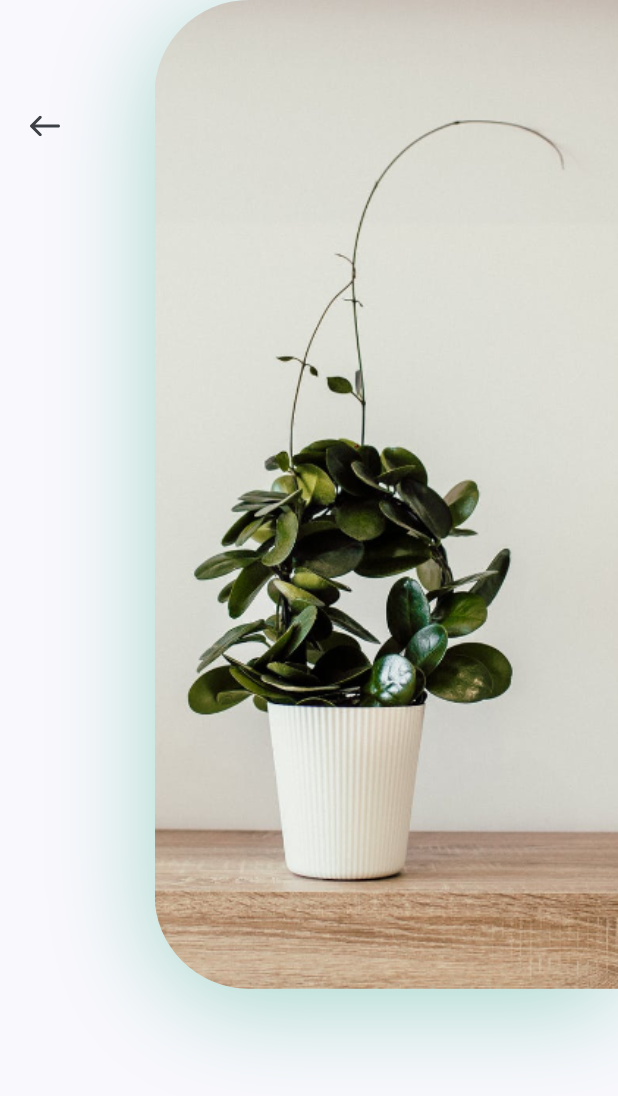
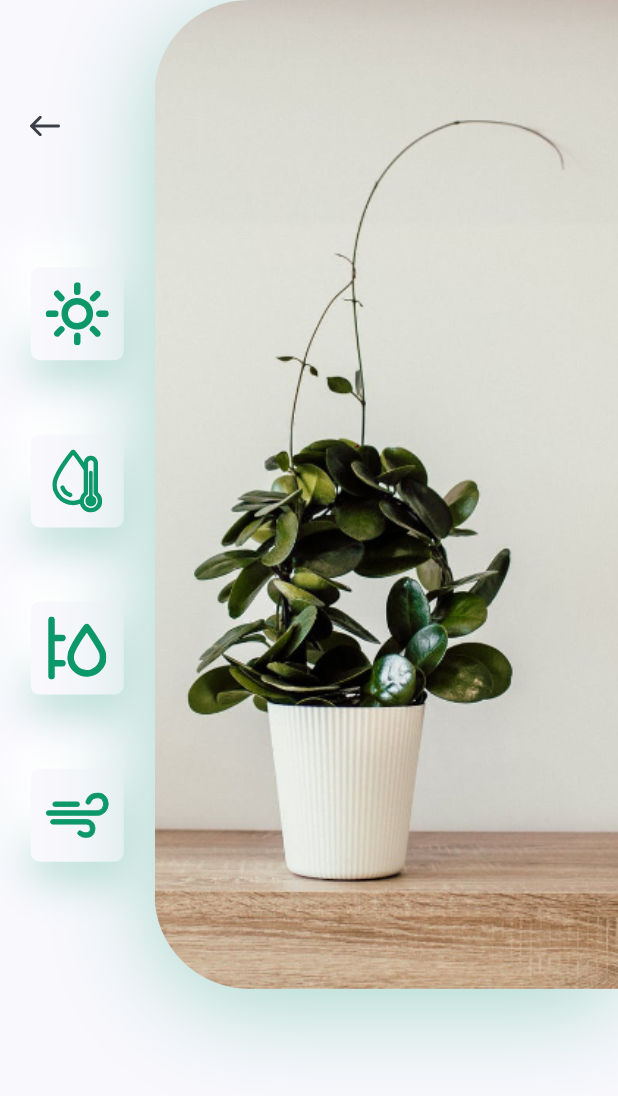
Before and after one commit to Defarrel/PlantApp, a Flutter app: the DetailScreen screen opened directly, on a phone screen of 412 x 824 dp. Shown: the top 1096 px of the screen. Run offline on Flutter 3.47's test engine with Material 3 defaults, Android fonts, the phone set to English and light mode, and no system bars; our stand-ins replace flutter_svg.

Commit message:
Menambahkan icon di samping gambar detail

```diff
--- a/lib/screens/details/components/body.dart
+++ b/lib/screens/details/components/body.dart
@@ -34,6 +34,10 @@ class Body extends StatelessWidget {
                         ),
                       ),
                       Spacer(),
+                      IconCard(icon: "assets/icons/sun.svg"),
+                      IconCard(icon: "assets/icons/icon_2.svg"),
+                      IconCard(icon: "assets/icons/icon_3.svg"),
+                      IconCard(icon: "assets/icons/icon_4.svg"),
                     ],
                   ),
                 ),
@@ -67,3 +71,37 @@ class Body extends StatelessWidget {
     );
   }
 }
+
+class IconCard extends StatelessWidget {
+  const IconCard({super.key, required this.icon});
+
+  final String icon;
+
+  @override
+  Widget build(BuildContext context) {
+    Size size = MediaQuery.of(context).size;
+    return Container(
+      margin: EdgeInsets.symmetric(vertical: size.height * 0.03),
+      padding: EdgeInsets.all(kDefaultPadding / 2),
+      height: 62,
+      width: 62,
+      decoration: BoxDecoration(
+        color: kBackgroundColor,
+        borderRadius: BorderRadius.circular(6),
+        boxShadow: [
+          BoxShadow(
+            offset: Offset(0, 15),
+            blurRadius: 22,
+            color: kPrimaryColor.withOpacity(0.22),
+          ),
+          BoxShadow(
+            offset: Offset(-15, -15),
+            blurRadius: 20,
+            color: Colors.white,
+          ),
+        ],
+      ),
+      child: SvgPicture.asset(icon),
+    );
+  }
+}
```
